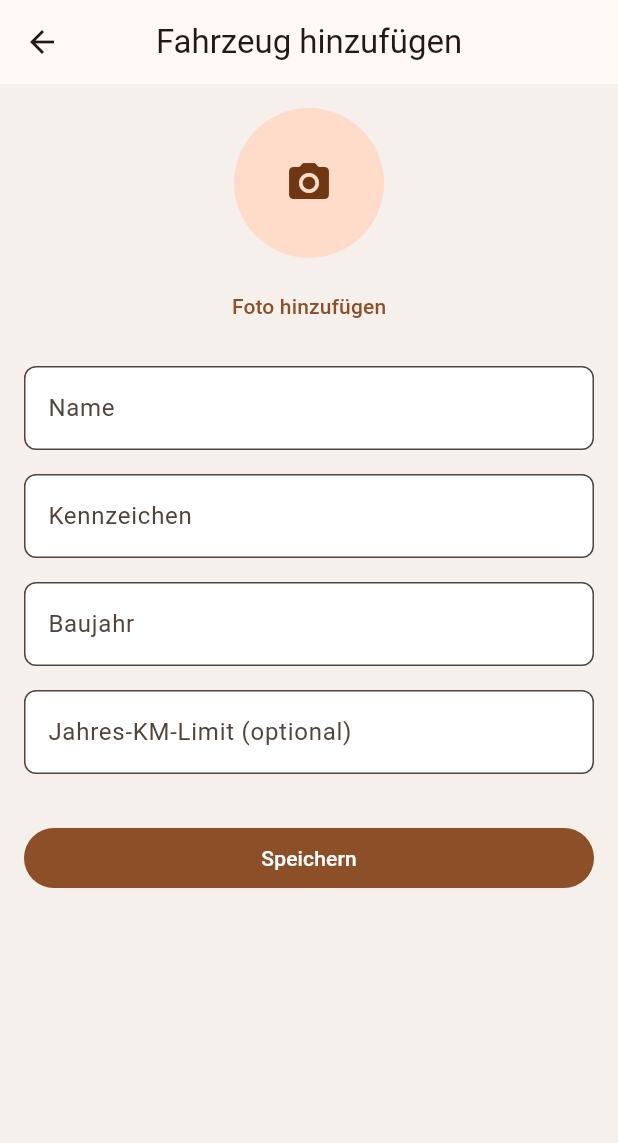
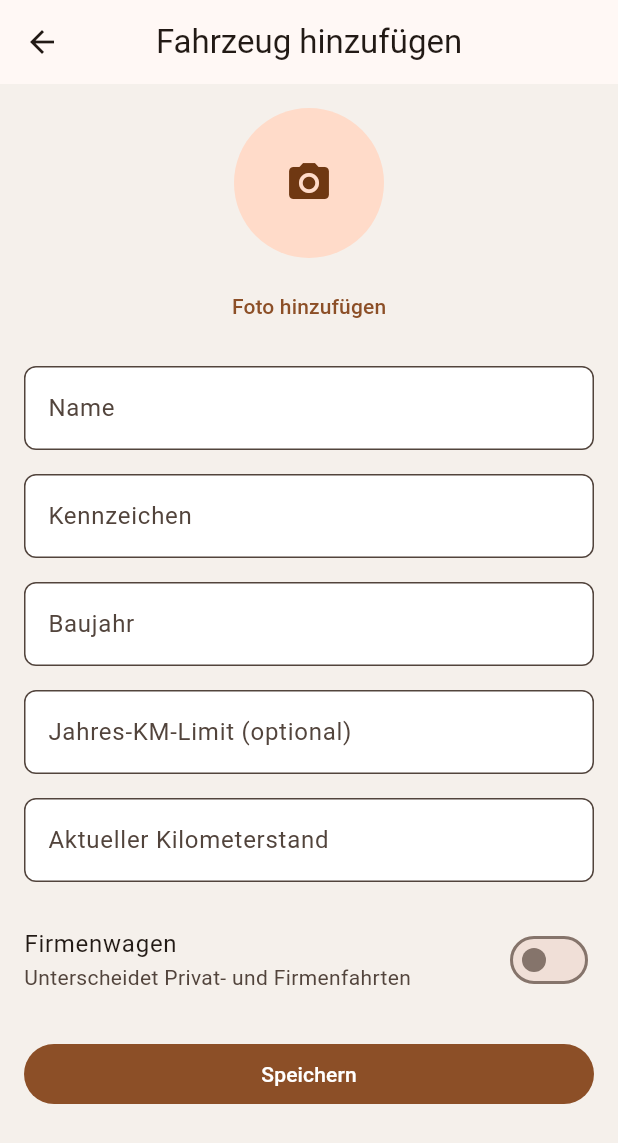
Before and after one commit to Habaal/Oldtimer-Kilometerzaehler, a Flutter app: the VehicleFormScreen screen opened directly, on a phone screen of 412 x 824 dp. Shown: the top 1143 px of the screen. Run offline on Flutter 3.47's test engine with Material 3 defaults, Android fonts, the phone set to English and light mode, and no system bars; our stand-ins replace csv, fl_chart, flutter_riverpod, geocoding, geolocator, image_picker and 3 more; missing offline and left inert: flutter_foreground_task; accounts and stored records are empty.

Commit message:
Firmenwagen, Kilometerstand und Fahrttyp-Unterscheidung
- Fahrzeuge können als Firmenwagen markiert werden
- Kilometerstand kann pro Fahrzeug erfasst werden
- Vor jeder Fahrt erscheint ein Vollbild-Dialog zur Bestätigung
  des Kilometerstands (mit Korrekturmöglichkeit)
- Bei Firmenwagen: Auswahl zwischen Privat- und Firmenfahrt
- Fahrten speichern Start-/End-Kilometerstand
- Fahrtenhistorie zeigt Fahrttyp mit farbigem Icon
- Trip-Formular erweitert um KM-Stand und Firmenfahrt-Toggle
- DB-Migration v1→v2 für neue Spalten

Co-Authored-By: Claude Opus 4.6 <noreply@anthropic.com>

```diff
--- a/lib/data/database/migrations.dart
+++ b/lib/data/database/migrations.dart
@@ -3,8 +3,11 @@ import 'package:sqflite/sqflite.dart';
 class Migrations {
   Migrations._();
 
-  // Zukünftige Migrationen hier einfügen:
-  // static Future<void> v1ZuV2(Database db) async {
-  //   await db.execute('ALTER TABLE vehicles ADD COLUMN farbe TEXT');
-  // }
+  static Future<void> v1ZuV2(Database db) async {
+    await db.execute('ALTER TABLE vehicles ADD COLUMN ist_firmenwagen INTEGER NOT NULL DEFAULT 0');
+    await db.execute('ALTER TABLE vehicles ADD COLUMN kilometerstand REAL');
+    await db.execute('ALTER TABLE trips ADD COLUMN ist_firmenfahrt INTEGER NOT NULL DEFAULT 0');
+    await db.execute('ALTER TABLE trips ADD COLUMN kilometerstand_start REAL');
+    await db.execute('ALTER TABLE trips ADD COLUMN kilometerstand_ende REAL');
+  }
 }
--- a/lib/data/models/vehicle.dart
+++ b/lib/data/models/vehicle.dart
@@ -7,6 +7,8 @@ class Vehicle {
   final bool aktiv;
   final String? fotoPath;
   final bool trackingPausiert;
+  final bool istFirmenwagen;
+  final double? kilometerstand;
   final DateTime erstelltAm;
   final DateTime aktualisiertAm;
 
@@ -19,6 +21,8 @@ class Vehicle {
     this.aktiv = false,
     this.fotoPath,
     this.trackingPausiert = false,
+    this.istFirmenwagen = false,
+    this.kilometerstand,
     required this.erstelltAm,
     required this.aktualisiertAm,
   });
@@ -33,6 +37,9 @@ class Vehicle {
     String? fotoPath,
     bool? clearFoto,
     bool? trackingPausiert,
+    bool? istFirmenwagen,
+    double? kilometerstand,
+    bool? clearKilometerstand,
     DateTime? aktualisiertAm,
   }) {
     return Vehicle(
@@ -46,6 +53,10 @@ class Vehicle {
       aktiv: aktiv ?? this.aktiv,
       fotoPath: clearFoto == true ? null : (fotoPath ?? this.fotoPath),
       trackingPausiert: trackingPausiert ?? this.trackingPausiert,
+      istFirmenwagen: istFirmenwagen ?? this.istFirmenwagen,
+      kilometerstand: clearKilometerstand == true
+          ? null
+          : (kilometerstand ?? this.kilometerstand),
       erstelltAm: erstelltAm,
       aktualisiertAm: aktualisiertAm ?? this.aktualisiertAm,
     );
@@ -61,6 +72,8 @@ class Vehicle {
       'aktiv': aktiv ? 1 : 0,
       'foto_path': fotoPath,
       'tracking_pausiert': trackingPausiert ? 1 : 0,
+      'ist_firmenwagen': istFirmenwagen ? 1 : 0,
+      'kilometerstand': kilometerstand,
       'erstellt_am': erstelltAm.toIso8601String(),
       'aktualisiert_am': aktualisiertAm.toIso8601String(),
     };
@@ -76,6 +89,8 @@ class Vehicle {
       aktiv: (map['aktiv'] as int) == 1,
       fotoPath: map['foto_path'] as String?,
       trackingPausiert: (map['tracking_pausiert'] as int) == 1,
+      istFirmenwagen: (map['ist_firmenwagen'] as int?) == 1,
+      kilometerstand: (map['kilometerstand'] as num?)?.toDouble(),
       erstelltAm: DateTime.parse(map['erstellt_am'] as String),
       aktualisiertAm: DateTime.parse(map['aktualisiert_am'] as String),
     );
--- a/lib/providers/trip_providers.dart
+++ b/lib/providers/trip_providers.dart
@@ -53,6 +53,9 @@ class TripCrud {
     required DateTime endTimestamp,
     required double distanceKm,
     String? notiz,
+    bool istFirmenfahrt = false,
+    double? kilometerstandStart,
+    double? kilometerstandEnde,
   }) async {
     final repo = _ref.read(tripRepositoryProvider);
     final trip = Trip(
@@ -62,7 +65,10 @@ class TripCrud {
       endTimestamp: endTimestamp,
       distanceKm: distanceKm,
       manuellErfasst: true,
+      istFirmenfahrt: istFirmenfahrt,
       notiz: notiz,
+      kilometerstandStart: kilometerstandStart,
+      kilometerstandEnde: kilometerstandEnde,
     );
     await repo.einfuegen(trip);
     _ref.invalidate(tripsProvider);
--- a/lib/providers/vehicle_providers.dart
+++ b/lib/providers/vehicle_providers.dart
@@ -25,6 +25,8 @@ class VehiclesNotifier extends AsyncNotifier<List<Vehicle>> {
     required int baujahr,
     double? jahresLimitKm,
     String? fotoPath,
+    bool istFirmenwagen = false,
+    double? kilometerstand,
   }) async {
     final repo = ref.read(vehicleRepositoryProvider);
     final jetzt = DateTime.now();
@@ -35,11 +37,25 @@ class VehiclesNotifier extends AsyncNotifier<List<Vehicle>> {
       baujahr: baujahr,
       jahresLimitKm: jahresLimitKm,
       fotoPath: fotoPath,
+      istFirmenwagen: istFirmenwagen,
+      kilometerstand: kilometerstand,
       erstelltAm: jetzt,
       aktualisiertAm: jetzt,
     );
     await repo.einfuegen(vehicle);
     ref.invalidateSelf();
+  }
+
+  Future<void> kilometerstandAktualisieren(String id, double km) async {
+    final repo = ref.read(vehicleRepositoryProvider);
+    final vehicle = await repo.abrufen(id);
+    if (vehicle != null) {
+      await repo.aktualisieren(
+        vehicle.copyWith(kilometerstand: km, aktualisiertAm: DateTime.now()),
+      );
+      ref.invalidateSelf();
+      ref.invalidate(activeVehicleProvider);
+    }
   }
 
   Future<void> aktualisieren(Vehicle vehicle) async {
--- a/lib/ui/screens/vehicles/vehicle_form_screen.dart
+++ b/lib/ui/screens/vehicles/vehicle_form_screen.dart
@@ -27,8 +27,10 @@ class _VehicleFormScreenState extends ConsumerState<VehicleFormScreen> {
   final _kennzeichenController = TextEditingController();
   final _baujahrController = TextEditingController();
   final _limitController = TextEditingController();
+  final _kilometerstandController = TextEditingController();
 
   String? _fotoPath;
+  bool _istFirmenwagen = false;
   bool _laden = false;
   bool _initialisiert = false;
 
@@ -40,6 +42,7 @@ class _VehicleFormScreenState extends ConsumerState<VehicleFormScreen> {
     _kennzeichenController.dispose();
     _baujahrController.dispose();
     _limitController.dispose();
+    _kilometerstandController.dispose();
     super.dispose();
   }
 
@@ -52,7 +55,11 @@ class _VehicleFormScreenState extends ConsumerState<VehicleFormScreen> {
     if (vehicle.jahresLimitKm != null) {
       _limitController.text = vehicle.jahresLimitKm!.toStringAsFixed(0);
     }
+    if (vehicle.kilometerstand != null) {
+      _kilometerstandController.text = vehicle.kilometerstand!.toStringAsFixed(0);
+    }
     _fotoPath = vehicle.fotoPath;
+    _istFirmenwagen = vehicle.istFirmenwagen;
   }
 
   @override
@@ -150,7 +157,26 @@ class _VehicleFormScreenState extends ConsumerState<VehicleFormScreen> {
                 keyboardType: TextInputType.number,
                 inputFormatters: [FilteringTextInputFormatter.digitsOnly],
               ),
-              const SizedBox(height: 32),
+              const SizedBox(height: 16),
+              TextFormField(
+                controller: _kilometerstandController,
+                decoration: const InputDecoration(
+                  labelText: 'Aktueller Kilometerstand',
+                  hintText: 'z.B. 48350',
+                  suffixText: 'km',
+                ),
+                keyboardType: TextInputType.number,
+                inputFormatters: [FilteringTextInputFormatter.digitsOnly],
+              ),
+              const SizedBox(height: 16),
+              SwitchListTile(
+                title: const Text('Firmenwagen'),
+                subtitle: const Text('Unterscheidet Privat- und Firmenfahrten'),
+                value: _istFirmenwagen,
+                onChanged: (v) => setState(() => _istFirmenwagen = v),
+                contentPadding: EdgeInsets.zero,
+              ),
+              const SizedBox(height: 16),
               SizedBox(
                 width: double.infinity,
                 child: FilledButton(
@@ -193,6 +219,9 @@ class _VehicleFormScreenState extends ConsumerState<VehicleFormScreen> {
       final limit = _limitController.text.trim().isNotEmpty
           ? double.tryParse(_limitController.text.trim())
           : null;
+      final km = _kilometerstandController.text.trim().isNotEmpty
+          ? double.tryParse(_kilometerstandController.text.trim())
+          : null;
 
       if (existing != null) {
         await ref.read(vehiclesProvider.notifier).aktualisieren(
@@ -203,6 +232,9 @@ class _VehicleFormScreenState extends ConsumerState<VehicleFormScreen> {
                 jahresLimitKm: limit,
                 clearJahresLimit: limit == null,
                 fotoPath: _fotoPath,
+                istFirmenwagen: _istFirmenwagen,
+                kilometerstand: km,
+                clearKilometerstand: km == null,
               ),
             );
       } else {
@@ -212,6 +244,8 @@ class _VehicleFormScreenState extends ConsumerState<VehicleFormScreen> {
               baujahr: int.parse(_baujahrController.text.trim()),
               jahresLimitKm: limit,
               fotoPath: _fotoPath,
+              istFirmenwagen: _istFirmenwagen,
+              kilometerstand: km,
             );
       }
 
```
Also changed, not shown: lib/data/database/database_helper.dart (+3 -4 lines), lib/data/models/trip.dart (+18 -0 lines), lib/providers/tracking_providers.dart (+11 -2 lines), lib/services/foreground_task_service.dart (+8 -0 lines), lib/services/trip_detection_service.dart (+14 -0 lines), lib/ui/screens/dashboard/dashboard_screen.dart (+26 -4 lines), lib/ui/screens/dashboard/kilometerstand_dialog.dart (added, +200 -0 lines), lib/ui/screens/trips/trip_form_screen.dart (+61 -1 lines), lib/ui/screens/trips/widgets/trip_list_tile.dart (+15 -5 lines).
